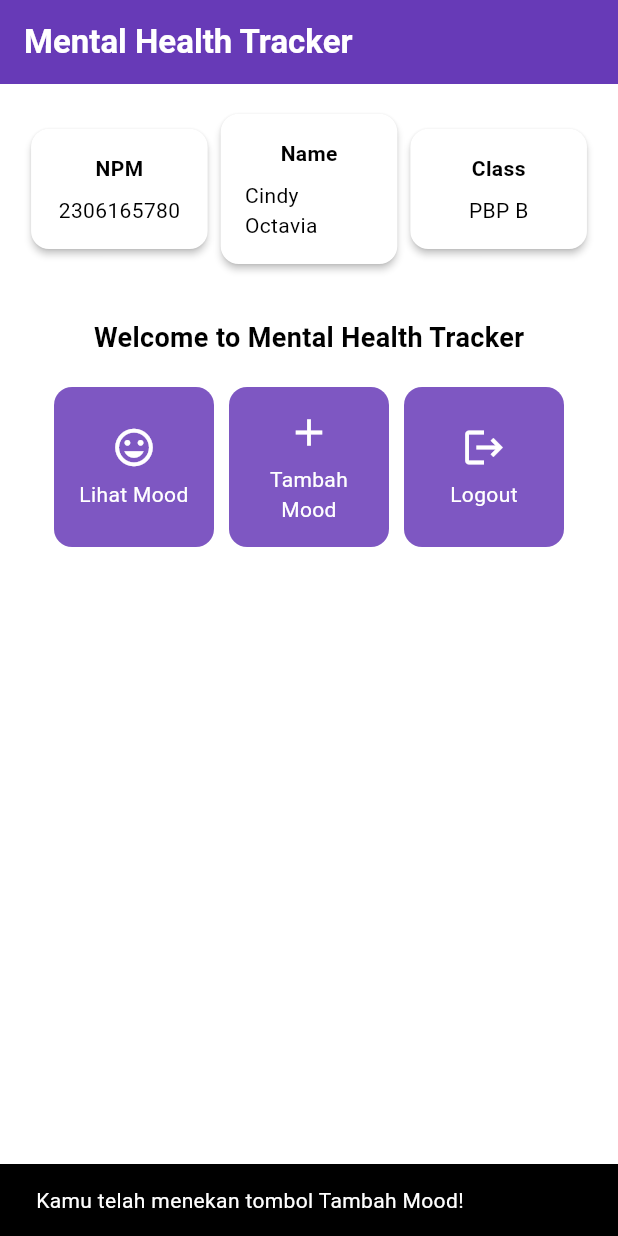
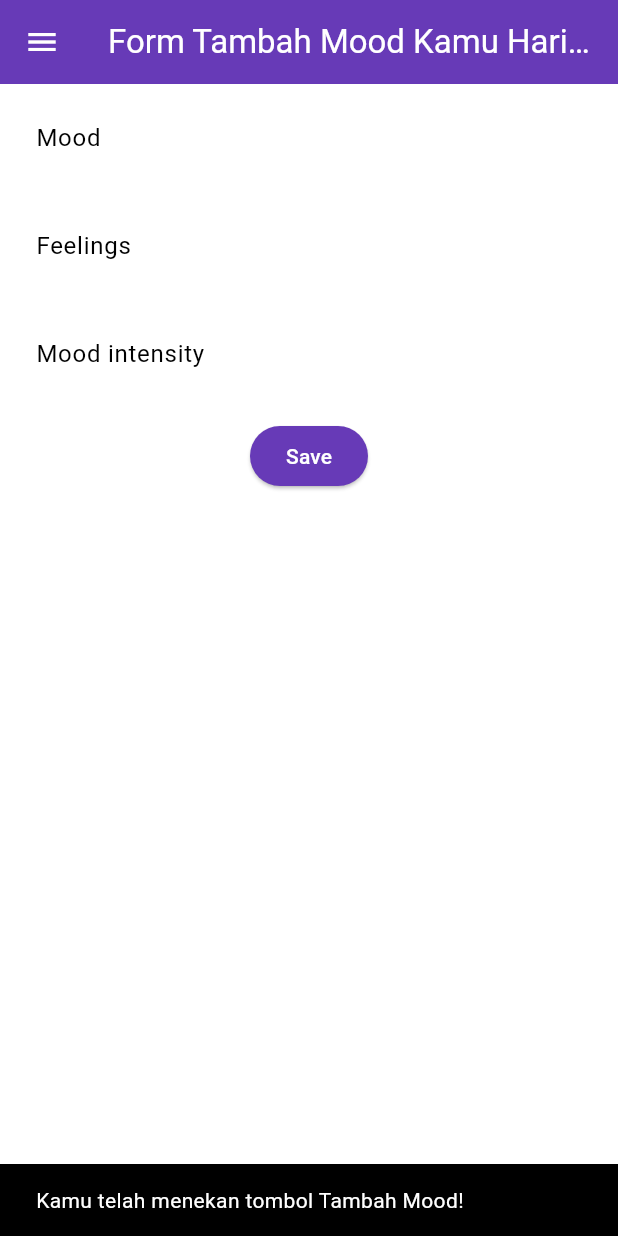
Before and after one commit to cindyoctavia1/mental-health-tracker-mobile, a Flutter app: the screen it shows after launch, after a tap on "Tambah Mood", on a phone screen of 412 x 824 dp. Run offline on Flutter 3.47's test engine with Material 3 defaults, Android fonts, the phone set to English and light mode, and no system bars.

Commit message:
tutorial 7 selesai

```diff
--- a/lib/main.dart
+++ b/lib/main.dart
@@ -1,5 +1,5 @@
 import 'package:flutter/material.dart';
-import 'package:mental_health_tracker/menu.dart';
+import 'package:mental_health_tracker/screens/menu.dart';
 
 void main() {
   runApp(const MyApp());
--- a/lib/menu.dart
+++ b/lib/screens/menu.dart
@@ -1,4 +1,6 @@
 import 'package:flutter/material.dart';
+import 'package:mental_health_tracker/widgets/left_drawer.dart';
+import 'package:mental_health_tracker/widgets/mood_card.dart';
 
 class MyHomePage extends StatelessWidget {
     final String npm = '2306165780'; // NPM
@@ -28,9 +30,11 @@ class MyHomePage extends StatelessWidget {
               fontWeight: FontWeight.bold,
             ),
           ),
+          iconTheme: const IconThemeData(color: Colors.white),
           // Warna latar belakang AppBar diambil dari skema warna tema aplikasi.
           backgroundColor: Theme.of(context).colorScheme.primary,
         ),
+        drawer: const LeftDrawer(),
         // Body halaman dengan padding di sekelilingnya.
         body: Padding(
           padding: const EdgeInsets.all(16.0),
@@ -93,97 +97,3 @@ class MyHomePage extends StatelessWidget {
       );
     }
   }
-
-class InfoCard extends StatelessWidget {
-  // Kartu informasi yang menampilkan title dan content.
-
-  final String title;  // Judul kartu.
-  final String content;  // Isi kartu.
-
-  const InfoCard({super.key, required this.title, required this.content});
-
-  @override
-  Widget build(BuildContext context) {
-    return Card(
-      // Membuat kotak kartu dengan bayangan dibawahnya.
-      elevation: 2.0,
-      child: Container(
-        // Mengatur ukuran dan jarak di dalam kartu.
-        width: MediaQuery.of(context).size.width / 3.5, // menyesuaikan dengan lebar device yang digunakan.
-        padding: const EdgeInsets.all(16.0),
-        // Menyusun title dan content secara vertikal.
-        child: Column(
-          children: [
-            Text(
-              title,
-              style: const TextStyle(fontWeight: FontWeight.bold),
-            ),
-            const SizedBox(height: 8.0),
-            Text(content),
-          ],
-        ),
-      ),
-    );
-  }
-}
-
- class ItemHomepage {
-     final String name;
-     final IconData icon;
-
-     ItemHomepage(this.name, this.icon);
- }
-
-class ItemCard extends StatelessWidget {
-  // Menampilkan kartu dengan ikon dan nama.
-
-  final ItemHomepage item;
-
-  const ItemCard(this.item, {super.key});
-
-  @override
-  Widget build(BuildContext context) {
-    return Material(
-      // Menentukan warna latar belakang dari tema aplikasi.
-      color: Theme.of(context).colorScheme.secondary,
-      // Membuat sudut kartu melengkung.
-      borderRadius: BorderRadius.circular(12),
-
-      child: InkWell(
-        // Aksi ketika kartu ditekan.
-        onTap: () {
-          // Menampilkan pesan SnackBar saat kartu ditekan.
-          ScaffoldMessenger.of(context)
-            ..hideCurrentSnackBar()
-            ..showSnackBar(
-              SnackBar(content: Text("Kamu telah menekan tombol ${item.name}!"))
-            );
-        },
-        // Container untuk menyimpan Icon dan Text
-        child: Container(
-          padding: const EdgeInsets.all(8),
-          child: Center(
-            child: Column(
-              // Menyusun ikon dan teks di tengah kartu.
-              mainAxisAlignment: MainAxisAlignment.center,
-              children: [
-                Icon(
-                  item.icon,
-                  color: Colors.white,
-                  size: 30.0,
-                ),
-                const Padding(padding: EdgeInsets.all(3)),
-                Text(
-                  item.name,
-                  textAlign: TextAlign.center,
-                  style: const TextStyle(color: Colors.white),
-                ),
-              ],
-            ),
-          ),
-        ),
-      ),
-    );
-  }
-
-}
--- /dev/null
+++ b/lib/screens/moodentry_form.dart
@@ -0,0 +1,163 @@
+import 'package:flutter/material.dart';
+import 'package:mental_health_tracker/widgets/left_drawer.dart';
+
+class MoodEntryFormPage extends StatefulWidget {
+  const MoodEntryFormPage({super.key});
+
+  @override
+  State<MoodEntryFormPage> createState() => _MoodEntryFormPageState();
+}
+
+class _MoodEntryFormPageState extends State<MoodEntryFormPage> {
+  final _formKey = GlobalKey<FormState>();
+  String _mood = "";
+	String _feelings = "";
+	int _moodIntensity = 0;
+
+  @override
+  Widget build(BuildContext context) {
+    return Scaffold(
+            appBar: AppBar(
+              title: const Center(
+                child: Text(
+                  'Form Tambah Mood Kamu Hari ini',
+                ),
+              ),
+              backgroundColor: Theme.of(context).colorScheme.primary,
+              foregroundColor: Colors.white,
+            ),
+            drawer: const LeftDrawer(),// TODO: Tambahkan drawer yang sudah dibuat di sini
+            body: Form(
+              key: _formKey,
+              child: SingleChildScrollView(
+                child: Column(
+                  crossAxisAlignment: CrossAxisAlignment.start,
+                  children: [
+                    Padding(
+                      padding: const EdgeInsets.all(8.0),
+                      child: TextFormField(
+                        decoration: InputDecoration(
+                          hintText: "Mood",
+                          labelText: "Mood",
+                          border: OutlineInputBorder(
+                            borderRadius: BorderRadius.circular(5.0),
+                          ),
+                        ),
+                        onChanged: (String? value) {
+                          setState(() {
+                            _mood = value!;
+                          });
+                        },
+                        validator: (String? value) {
+                          if (value == null || value.isEmpty) {
+                            return "Mood tidak boleh kosong!";
+                          }
+                          return null;
+                        },
+                      ),
+                    ),
+                    Padding(
+                    padding: const EdgeInsets.all(8.0),
+                    child: TextFormField(
+                      decoration: InputDecoration(
+                        hintText: "Feelings",
+                        labelText: "Feelings",
+                        border: OutlineInputBorder(
+                          borderRadius: BorderRadius.circular(5.0),
+                        ),
+                      ),
+                      onChanged: (String? value) {
+                        setState(() {
+                          _feelings = value!;
+                        });
+                      },
+                      validator: (String? value) {
+                        if (value == null || value.isEmpty) {
+                          return "Feelings tidak boleh kosong!";
+                        }
+                        return null;
+                      },
+                    ),
+                  ),
+                  Padding(
+                    padding: const EdgeInsets.all(8.0),
+                    child: TextFormField(
+                      decoration: InputDecoration(
+                        hintText: "Mood intensity",
+                        labelText: "Mood intensity",
+                        border: OutlineInputBorder(
+                          borderRadius: BorderRadius.circular(5.0),
+                        ),
+                      ),
+                      keyboardType: TextInputType.number,
+                      onChanged: (String? value) {
+                        setState(() {
+                          _moodIntensity = int.tryParse(value!) ?? 0;
+                        });
+                      },
+                      validator: (String? value) {
+                        if (value == null || value.isEmpty) {
+                          return "Mood intensity tidak boleh kosong!";
+                        }
+                        if (int.tryParse(value) == null) {
+                          return "Mood intensity harus berupa angka!";
+                        }
+                        return null;
+                      },
+                    ),
+                  ),
+                  Align(
+                  alignment: Alignment.bottomCenter,
+                  child: Padding(
+                    padding: const EdgeInsets.all(8.0),
+                    child: ElevatedButton(
+                      style: ButtonStyle(
+                        backgroundColor: MaterialStateProperty.all(
+                            Theme.of(context).colorScheme.primary),
+                      ),
+                      onPressed: () {
+                        if (_formKey.currentState!.validate()) {
+                          showDialog(
+                            context: context,
+                            builder: (context) {
+                              return AlertDialog(
+                                title: const Text('Mood berhasil tersimpan'),
+                                content: SingleChildScrollView(
+                                  child: Column(
+                                    crossAxisAlignment: CrossAxisAlignment.start,
+                                    children: [
+                                      Text('Mood: $_mood',),
+                                      Text('Feeling: $_feelings'),
+                                      Text('Mood Intensity: $_moodIntensity'),
+                                    ],
+                                  ),
+                                ),
+                                actions: [
+                                  TextButton(
+                                    child: const Text('OK'),
+                                    onPressed: () {
+                                      Navigator.pop(context);
+                                      _formKey.currentState!.reset();
+                                    },
+                                  ),
+                                ],
+                              );
+                            },
+                          );
+                        }
+                      },
+                      child: const Text(
+                        "Save",
+                        style: TextStyle(color: Colors.white),
+                      ),
+                    ),
+
+                  ),
+                ),
+                  ],
+                                )
+              ),
+            ),
+          );
+            }
+          }
--- /dev/null
+++ b/lib/widgets/left_drawer.dart
@@ -0,0 +1,70 @@
+import 'package:flutter/material.dart';
+import 'package:mental_health_tracker/screens/menu.dart';
+import 'package:mental_health_tracker/screens/moodentry_form.dart';
+
+class LeftDrawer extends StatelessWidget {
+  const LeftDrawer({super.key});
+
+  @override
+  Widget build(BuildContext context) {
+    return Drawer(
+      child: ListView(
+        children: [
+          DrawerHeader(
+            decoration: BoxDecoration(
+            color: Theme.of(context).colorScheme.primary,
+          ),
+          child: const Column(
+            children: [
+              Text(
+                'Mental Health Tracker',
+                textAlign: TextAlign.center,
+                style: TextStyle(
+                  fontSize: 24,
+                  fontWeight: FontWeight.bold,
+                  color: Colors.white,
+                ),
+              ),
+              Padding(padding: EdgeInsets.all(8)),
+              Text(
+                "Ayo jaga kesehatan mentalmu setiap hari disini!",
+                textAlign: TextAlign.center,
+                style: TextStyle(
+                fontSize: 15,
+                color: Colors.white,
+                fontWeight: FontWeight.normal
+                )
+              ),
+            ],
+          ),
+          ),
+            ListTile(
+            leading: const Icon(Icons.home_outlined),
+            title: const Text('Halaman Utama'),
+            // Bagian redirection ke MyHomePage
+            onTap: () {
+              Navigator.pushReplacement(
+                  context,
+                  MaterialPageRoute(
+                    builder: (context) => MyHomePage(),
+                  ));
+            },
+          ),
+          ListTile(
+            leading: const Icon(Icons.mood),
+            title: const Text('Tambah Mood'),
+            // Bagian redirection ke MoodEntryFormPage
+            onTap: () {
+              Navigator.push(
+                context,
+                MaterialPageRoute(
+                  builder: (context) => const MoodEntryFormPage(),
+                ),
+              );
+            },
+          ),
+        ],
+      ),
+    );
+  }
+}
--- /dev/null
+++ b/lib/widgets/mood_card.dart
@@ -0,0 +1,104 @@
+import 'package:flutter/material.dart';
+import 'package:mental_health_tracker/screens/moodentry_form.dart';
+class InfoCard extends StatelessWidget {
+  // Kartu informasi yang menampilkan title dan content.
+
+  final String title;  // Judul kartu.
+  final String content;  // Isi kartu.
+
+  const InfoCard({super.key, required this.title, required this.content});
+
+  @override
+  Widget build(BuildContext context) {
+    return Card(
+      // Membuat kotak kartu dengan bayangan dibawahnya.
+      elevation: 2.0,
+      child: Container(
+        // Mengatur ukuran dan jarak di dalam kartu.
+        width: MediaQuery.of(context).size.width / 3.5, // menyesuaikan dengan lebar device yang digunakan.
+        padding: const EdgeInsets.all(16.0),
+        // Menyusun title dan content secara vertikal.
+        child: Column(
+          children: [
+            Text(
+              title,
+              style: const TextStyle(fontWeight: FontWeight.bold),
+            ),
+            const SizedBox(height: 8.0),
+            Text(content),
+          ],
+        ),
+      ),
+    );
+  }
+}
+
+class ItemHomepage {
+    final String name;
+    final IconData icon;
+
+    ItemHomepage(this.name, this.icon);
+}
+
+class ItemCard extends StatelessWidget {
+  // Menampilkan kartu dengan ikon dan nama.
+
+  final ItemHomepage item;
+
+  const ItemCard(this.item, {super.key});
+
+  @override
+  Widget build(BuildContext context) {
+    return Material(
+      // Menentukan warna latar belakang dari tema aplikasi.
+      color: Theme.of(context).colorScheme.secondary,
+      // Membuat sudut kartu melengkung.
+      borderRadius: BorderRadius.circular(12),
+
+      child: InkWell(
+        // Aksi ketika kartu ditekan.
+        onTap: () {
+          // Menampilkan pesan SnackBar saat kartu ditekan.
+          ScaffoldMessenger.of(context)
+            ..hideCurrentSnackBar()
+            ..showSnackBar(
+              SnackBar(content: Text("Kamu telah menekan tombol ${item.name}!"))
+            );
+          if (item.name == "Tambah Mood") {
+            // TODO: Gunakan Navigator.push untuk melakukan navigasi ke MaterialPageRoute yang mencakup MoodEntryFormPage.
+            Navigator.push(
+              context,
+              MaterialPageRoute(
+                builder: (context) => const MoodEntryFormPage(),
+              ),
+            );
+          }
+        },
+        // Container untuk menyimpan Icon dan Text
+        child: Container(
+          padding: const EdgeInsets.all(8),
+          child: Center(
+            child: Column(
+              // Menyusun ikon dan teks di tengah kartu.
+              mainAxisAlignment: MainAxisAlignment.center,
+              children: [
+                Icon(
+                  item.icon,
+                  color: Colors.white,
+                  size: 30.0,
+                ),
+                const Padding(padding: EdgeInsets.all(3)),
+                Text(
+                  item.name,
+                  textAlign: TextAlign.center,
+                  style: const TextStyle(color: Colors.white),
+                ),
+              ],
+            ),
+          ),
+        ),
+      ),
+    );
+  }
+
+}
```
Also changed, not shown: form_sample/analysis_options.yaml (added, +28 -0 lines), form_sample/lib/main.dart (added, +66 -0 lines), form_sample/pubspec.yaml (added, +90 -0 lines), form_sample/pubspec.lock (added), 123 other files.
